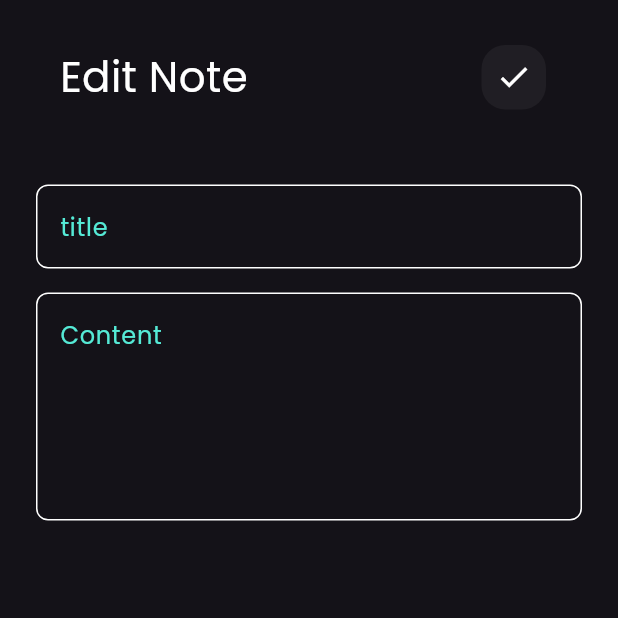
After one commit to maramAlmalla/notes_app, a Flutter app: the screen it shows after launch, after a tap on "Flutter Tips", on a phone screen of 412 x 824 dp, the top half of it. The commit adds this screen. Run offline on Flutter 3.47's test engine with Material 3 defaults, Android fonts, the phone set to English and light mode, and no system bars; our stand-ins replace font_awesome_flutter.

Commit message:
edit note view

```diff
--- a/lib/main.dart
+++ b/lib/main.dart
@@ -10,6 +10,7 @@ class NotesApp extends StatelessWidget {
   @override
   Widget build(BuildContext context) {
     return MaterialApp(
+      debugShowCheckedModeBanner: false,
       theme: ThemeData(brightness: Brightness.dark, fontFamily: 'Poppins'),
       home: const NotesView(),
     );
--- /dev/null
+++ b/lib/view/edit_note_view.dart
@@ -0,0 +1,13 @@
+import 'package:flutter/material.dart';
+import 'package:notes_app/view/wedgits/edit_note_view_body.dart';
+
+class EditNoteView extends StatelessWidget {
+  const EditNoteView({super.key});
+
+  @override
+  Widget build(BuildContext context) {
+    return Scaffold(
+      body: EditNoteViewBody(),
+    );
+  }
+}
--- a/lib/view/wedgits/custom_app_bar.dart
+++ b/lib/view/wedgits/custom_app_bar.dart
@@ -1,32 +1,35 @@
 import 'package:flutter/material.dart';
 
 class CustomAppBar extends StatelessWidget {
-  const CustomAppBar({super.key});
-
+  const CustomAppBar({super.key, required this.title, required this.icon});
+  final String title;
+  final IconData icon;
   @override
   Widget build(BuildContext context) {
-    return const Row(
+    return Row(
       children: [
-        SizedBox(
+        const SizedBox(
           width: 16,
         ),
         Text(
-          'Notes',
-          style: TextStyle(
+          title,
+          style: const TextStyle(
             color: Colors.white,
             fontSize: 28,
           ),
         ),
         Spacer(),
-        CustomSearchButton(),
+        CustomSearchButton(
+          icon: icon,
+        ),
       ],
     );
   }
 }
 
 class CustomSearchButton extends StatelessWidget {
-  const CustomSearchButton({super.key});
-
+  const CustomSearchButton({super.key, required this.icon});
+  final IconData icon;
   @override
   Widget build(BuildContext context) {
     return Padding(
@@ -38,9 +41,9 @@ class CustomSearchButton extends StatelessWidget {
           color: Colors.white.withOpacity(.05),
           borderRadius: BorderRadius.circular(16),
         ),
-        child: const Center(
+        child: Center(
           child: Icon(
-            Icons.search,
+            icon,
             color: Colors.white,
           ),
         ),
--- /dev/null
+++ b/lib/view/wedgits/edit_note_view_body.dart
@@ -0,0 +1,33 @@
+import 'package:flutter/material.dart';
+import 'package:notes_app/view/wedgits/custom_app_bar.dart';
+import 'package:notes_app/view/wedgits/custom_text_field.dart';
+
+class EditNoteViewBody extends StatelessWidget {
+  const EditNoteViewBody({super.key});
+
+  @override
+  Widget build(BuildContext context) {
+    return Padding(
+      padding: const EdgeInsets.symmetric(horizontal: 24),
+      child: Column(
+        children: [
+          SizedBox(
+            height: 30,
+          ),
+          CustomAppBar(title: 'Edit Note', icon: Icons.check),
+          SizedBox(
+            height: 50,
+          ),
+          CustomTextField(hint: 'title'),
+          SizedBox(
+            height: 16,
+          ),
+          CustomTextField(
+            hint: 'Content',
+            maxLines: 5,
+          )
+        ],
+      ),
+    );
+  }
+}
--- a/lib/view/wedgits/notes_item.dart
+++ b/lib/view/wedgits/notes_item.dart
@@ -1,12 +1,19 @@
 import 'package:flutter/material.dart';
 import 'package:font_awesome_flutter/font_awesome_flutter.dart';
+import 'package:notes_app/view/edit_note_view.dart';
 
 class NotesItem extends StatelessWidget {
   const NotesItem({super.key});
 
   @override
   Widget build(BuildContext context) {
-    return Container(
+    return GestureDetector(
+      onTap: () {
+        Navigator.push(context, MaterialPageRoute(builder: (context) {
+          return const EditNoteView();
+        }));
+      },
+      child: Container(
         padding: const EdgeInsets.only(top: 16, bottom: 16, left: 16),
         decoration: BoxDecoration(
           borderRadius: BorderRadius.circular(16),
@@ -45,6 +52,7 @@ class NotesItem extends StatelessWidget {
             )
           ],
         ),
+      ),
     );
   }
 }
--- a/lib/view/wedgits/notes_view_body.dart
+++ b/lib/view/wedgits/notes_view_body.dart
@@ -12,11 +12,14 @@ class NotesViewBody extends StatelessWidget {
     return Padding(
       padding: const EdgeInsets.symmetric(horizontal: 16),
       child: Column(
-        children: const [
+        children: [
           SizedBox(
             height: 30,
           ),
-          CustomAppBar(),
+          CustomAppBar(
+            icon: Icons.search,
+            title: 'Notes',
+          ),
           Expanded(child: NotesListView()),
         ],
       ),
```
Also changed, not shown: lib/view/wedgits/add_note)modal_sheet.dart (+12 -7 lines), lib/view/wedgits/custom_button.dart (added, +28 -0 lines). Lines whose indentation alone changed are shown as unchanged.
